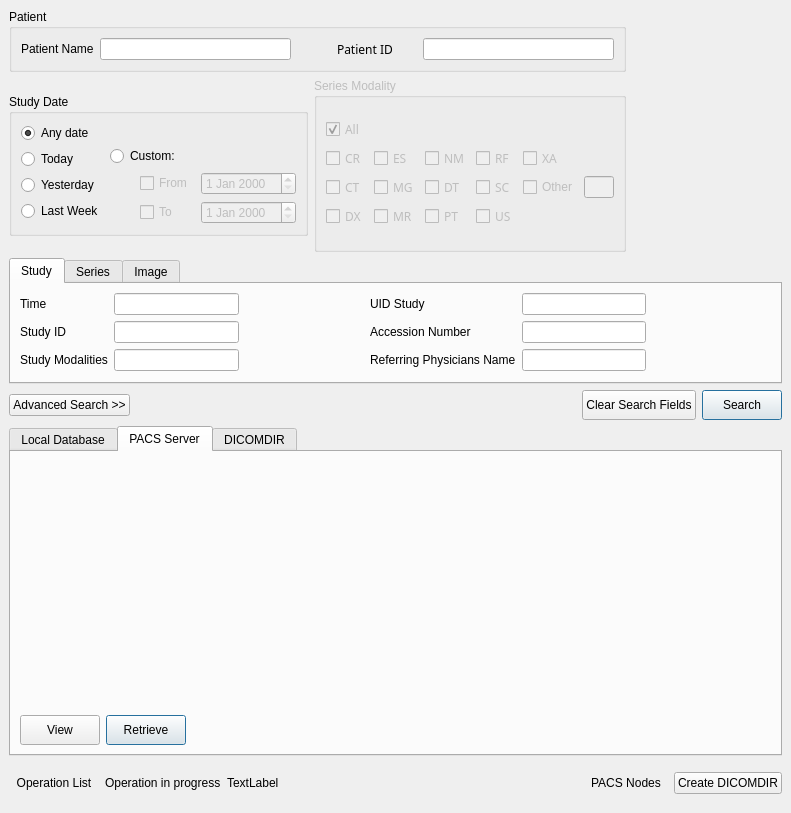
starviewer-medical/starviewer, file starviewer/src/inputoutput/queryscreenbase.ui: the form before one commit.
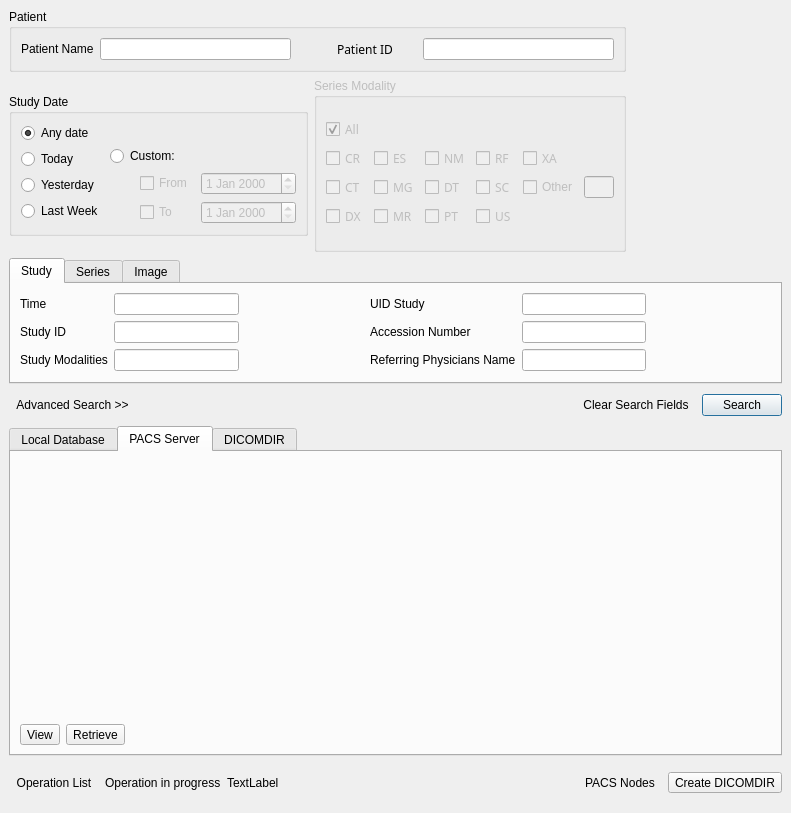
The form after the commit. The open tabs and pages were chosen to show the change. Icons and pictures are not drawn. Custom widgets are drawn as their Qt base class.

```diff
--- a/starviewer/src/inputoutput/queryscreenbase.ui
+++ b/starviewer/src/inputoutput/queryscreenbase.ui
@@ -1118,7 +1118,7 @@
       <number>6</number>
      </property>
      <item>
-      <widget class="QPushButton" name="m_advancedSearchButton" >
+      <widget class="QToolButton" name="m_advancedSearchToolButton" >
        <property name="text" >
         <string>Advanced Search >></string>
        </property>
@@ -1127,15 +1127,18 @@
        </property>
        <property name="iconSize" >
         <size>
-         <width>24</width>
-         <height>24</height>
+         <width>32</width>
+         <height>32</height>
         </size>
        </property>
        <property name="checkable" >
         <bool>true</bool>
        </property>
-       <property name="autoDefault" >
-        <bool>false</bool>
+       <property name="toolButtonStyle" >
+        <enum>Qt::ToolButtonTextBesideIcon</enum>
+       </property>
+       <property name="autoRaise" >
+        <bool>true</bool>
        </property>
       </widget>
      </item>
@@ -1153,21 +1156,7 @@
       </spacer>
      </item>
      <item>
-      <widget class="QPushButton" name="m_clearButton" >
-       <property name="sizePolicy" >
-        <sizepolicy>
-         <hsizetype>1</hsizetype>
-         <vsizetype>3</vsizetype>
-         <horstretch>0</horstretch>
-         <verstretch>0</verstretch>
-        </sizepolicy>
-       </property>
-       <property name="maximumSize" >
-        <size>
-         <width>16777215</width>
-         <height>30</height>
-        </size>
-       </property>
+      <widget class="QToolButton" name="m_clearToolButton" >
        <property name="text" >
         <string>Clear Search Fields</string>
        </property>
@@ -1180,33 +1169,16 @@
          <height>32</height>
         </size>
        </property>
-       <property name="autoDefault" >
-        <bool>false</bool>
+       <property name="toolButtonStyle" >
+        <enum>Qt::ToolButtonTextBesideIcon</enum>
+       </property>
+       <property name="autoRaise" >
+        <bool>true</bool>
        </property>
       </widget>
      </item>
      <item>
       <widget class="QPushButton" name="m_searchButton" >
-       <property name="sizePolicy" >
-        <sizepolicy>
-         <hsizetype>1</hsizetype>
-         <vsizetype>3</vsizetype>
-         <horstretch>0</horstretch>
-         <verstretch>0</verstretch>
-        </sizepolicy>
-       </property>
-       <property name="maximumSize" >
-        <size>
-         <width>16777215</width>
-         <height>30</height>
-        </size>
-       </property>
-       <property name="toolTip" >
-        <string>search</string>
-       </property>
-       <property name="layoutDirection" >
-        <enum>Qt::LeftToRight</enum>
-       </property>
        <property name="text" >
         <string>Search</string>
        </property>
@@ -1222,6 +1194,9 @@
        <property name="default" >
         <bool>true</bool>
        </property>
+       <property name="flat" >
+        <bool>false</bool>
+       </property>
       </widget>
      </item>
     </layout>
@@ -1368,45 +1343,26 @@
           <number>6</number>
          </property>
          <item>
-          <widget class="QPushButton" name="m_viewButtonPACS" >
-           <property name="sizePolicy" >
-            <sizepolicy>
-             <hsizetype>1</hsizetype>
-             <vsizetype>3</vsizetype>
-             <horstretch>0</horstretch>
-             <verstretch>0</verstretch>
-            </sizepolicy>
-           </property>
-           <property name="maximumSize" >
-            <size>
-             <width>16777215</width>
-             <height>30</height>
-            </size>
-           </property>
+          <widget class="QToolButton" name="m_viewButtonPACS" >
            <property name="text" >
             <string>View</string>
            </property>
-           <property name="autoDefault" >
-            <bool>false</bool>
+           <property name="icon" >
+            <iconset resource="../main/main.qrc" >:/images/view.png</iconset>
+           </property>
+           <property name="iconSize" >
+            <size>
+             <width>32</width>
+             <height>32</height>
+            </size>
+           </property>
+           <property name="toolButtonStyle" >
+            <enum>Qt::ToolButtonTextBesideIcon</enum>
            </property>
           </widget>
          </item>
          <item>
-          <widget class="QPushButton" name="m_retrieveButtonPACS" >
-           <property name="sizePolicy" >
-            <sizepolicy>
-             <hsizetype>1</hsizetype>
-             <vsizetype>3</vsizetype>
-             <horstretch>0</horstretch>
-             <verstretch>0</verstretch>
-            </sizepolicy>
-           </property>
-           <property name="maximumSize" >
-            <size>
-             <width>16777215</width>
-             <height>30</height>
-            </size>
-           </property>
+          <widget class="QToolButton" name="m_retrieveButtonPACS" >
            <property name="text" >
             <string>Retrieve</string>
            </property>
@@ -1419,8 +1375,8 @@
              <height>32</height>
             </size>
            </property>
-           <property name="default" >
-            <bool>true</bool>
+           <property name="toolButtonStyle" >
+            <enum>Qt::ToolButtonTextBesideIcon</enum>
            </property>
           </widget>
          </item>
@@ -1641,12 +1597,21 @@
       </widget>
      </item>
      <item>
-      <widget class="QPushButton" name="m_createDicomdirButton" >
+      <widget class="QToolButton" name="m_createDICOMDIRToolButton" >
        <property name="text" >
         <string>Create DICOMDIR</string>
        </property>
-       <property name="autoDefault" >
-        <bool>false</bool>
+       <property name="icon" >
+        <iconset resource="../main/main.qrc" >:/images/createDICOMDIR.png</iconset>
+       </property>
+       <property name="iconSize" >
+        <size>
+         <width>32</width>
+         <height>32</height>
+        </size>
+       </property>
+       <property name="toolButtonStyle" >
+        <enum>Qt::ToolButtonTextBesideIcon</enum>
        </property>
       </widget>
      </item>
```
Left out of the diff: 42 changed lines with no effect on the pictures.
